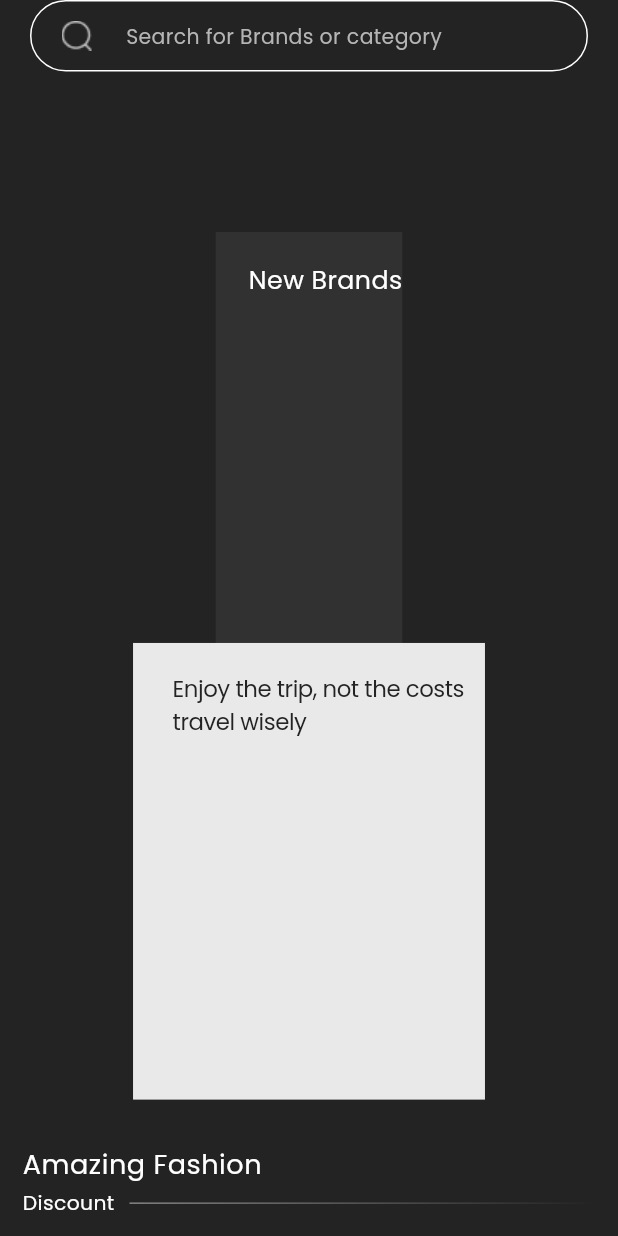
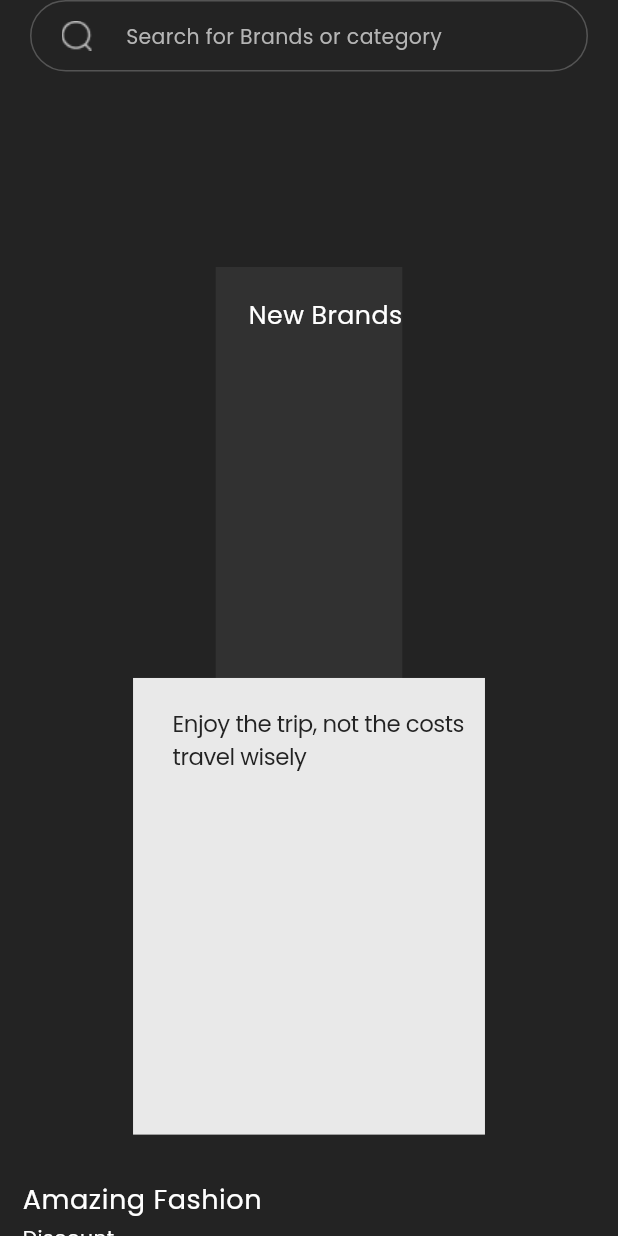
Before and after one commit to vinod7589/Zyro_gift, a Flutter app: the HomePage screen opened directly, scrolled down 576 dp, on a phone screen of 412 x 824 dp. Run offline on Flutter 3.47's test engine with Material 2 defaults, Android fonts, the phone set to English and light mode, and no system bars; our stand-ins replace cached_network_image, dio, flutter_riverpod, flutter_screenutil, flutter_spinkit, flutter_svg and 3 more; missing offline and left inert: encrypt, flutter_no_internet_widget; accounts and stored records are empty; network calls fail; project files that could hold a hidden picture were left out.

```diff
--- a/lib/src/infrastructure/repository/drawer_repo.dart
+++ b/lib/src/infrastructure/repository/drawer_repo.dart
@@ -12,7 +12,7 @@ class DrawerRepoService {
     try {
       final query = {
         'Page': 1,
-        'PageSize': 10,
+        'PageSize': 200,
       };
       final body = {
         'SearchValue': query,
--- /dev/null
+++ b/lib/src/model/homePage/GetDashBoardBannerModel.dart
@@ -0,0 +1,57 @@
+class GetDashBoardBannerModel {
+  List<BannerData>? data;
+  String? status;
+  String? description;
+
+  GetDashBoardBannerModel({this.data, this.status, this.description});
+
+  GetDashBoardBannerModel.fromJson(Map<String, dynamic> json) {
+    if (json['data'] != null) {
+      data = <BannerData>[];
+      json['data'].forEach((v) {
+        data!.add(new BannerData.fromJson(v));
+      });
+    }
+    status = json['status'];
+    description = json['description'];
+  }
+
+  Map<String, dynamic> toJson() {
+    final Map<String, dynamic> data = new Map<String, dynamic>();
+    if (this.data != null) {
+      data['data'] = this.data!.map((v) => v.toJson()).toList();
+    }
+    data['status'] = this.status;
+    data['description'] = this.description;
+    return data;
+  }
+}
+
+class BannerData {
+  int? id;
+  String? brandName;
+  String? image;
+  bool? isVisible;
+  String? addedOn;
+
+  BannerData(
+      {this.id, this.brandName, this.image, this.isVisible, this.addedOn});
+
+  BannerData.fromJson(Map<String, dynamic> json) {
+    id = json['id'];
+    brandName = json['brand_Name'];
+    image = json['image'];
+    isVisible = json['isVisible'];
+    addedOn = json['added_On'];
+  }
+
+  Map<String, dynamic> toJson() {
+    final Map<String, dynamic> data = new Map<String, dynamic>();
+    data['id'] = this.id;
+    data['brand_Name'] = this.brandName;
+    data['image'] = this.image;
+    data['isVisible'] = this.isVisible;
+    data['added_On'] = this.addedOn;
+    return data;
+  }
+}
--- a/lib/src/model/payment/payment_model.dart
+++ b/lib/src/model/payment/payment_model.dart
@@ -25,7 +25,7 @@ class PaymentModel {
 class PaymentData {
   String? paymentMethod;
   String? merchantId;
-  Null? orderId;
+  String? orderId;
   String? merchantTransactionId;
   String? transactionId;
   String? intentUrl;
--- a/lib/src/view/mobile_view/bottomNavigationBar_tabs/pofile_page.dart
+++ b/lib/src/view/mobile_view/bottomNavigationBar_tabs/pofile_page.dart
@@ -28,8 +28,8 @@ class _ProfilePageState extends State<ProfilePage> {
         child: Column(
           children: [
             Padding(
-              padding:
-                  const EdgeInsets.only(top: 5, bottom: 5, right: 20, left: 35),
+              padding: const EdgeInsets.only(
+                  top: 25, bottom: 5, right: 20, left: 35),
               child: Column(
                 children: [
                   Row(
--- a/lib/src/view/mobile_view/home_page/home_items_page/pofile/test_file.dart
+++ b/lib/src/view/mobile_view/home_page/home_items_page/pofile/test_file.dart
@@ -1,5 +1,5 @@
 import 'package:abc/src/constants/color.dart';
-import 'package:abc/src/view/mobile_view/payment_option_page.dart';
+import 'package:abc/src/view/mobile_view/home_page/payment/payment_option_page.dart';
 import 'package:flutter/cupertino.dart';
 import 'package:flutter/material.dart';
 import 'package:flutter_riverpod/flutter_riverpod.dart';
--- a/lib/src/view/mobile_view/home_page/home_page.dart
+++ b/lib/src/view/mobile_view/home_page/home_page.dart
@@ -1,4 +1,5 @@
 import 'package:abc/src/infrastructure/repository/homePage_repo/home_page_repo.dart';
+import 'package:abc/src/model/homePage/GetDashBoardBannerModel.dart';
 import 'package:abc/src/view/Utility/constants.dart';
 import 'package:cached_network_image/cached_network_image.dart';
 import 'package:flutter/foundation.dart';
@@ -36,6 +37,8 @@ class _HomePageState extends ConsumerState<HomePage> {
     // beauty();
     // entertainment();
     getAllVouchers();
+    bannerfetch();
+    print('bannerdat : ${bannerfetch()}');
     // allCategories();
     super.initState();
   }
@@ -78,7 +81,31 @@ class _HomePageState extends ConsumerState<HomePage> {
   //   isLoading = false;
   // }
 
+  // List bannerDataa = [];
   bool isLoading = true;
+  final CarouselController carouselController = CarouselController();
+  int currentIndex = 0;
+  List<BannerData> bannerList = [];
+  List<Map<String, String>> imageList = [];
+  Future<void> bannerfetch() async {
+    List<BannerData>? banners = await homeRepo.bannerService();
+    if (banners != null) {
+      setState(() {
+        bannerList = banners;
+        imageList =
+            bannerList.map((banner) => {'image': banner.image!}).toList();
+      });
+    }
+  }
+
+  // List<Map<String, String?>> imageList =
+  //     bannerList.map((banner) => {'image': banner.image}).toList();
+
+  // List<BannerList> bannerList = [];
+  // Future<void> bannerfetch() async {
+  //   bannerList = await homeRepo.bannerService() ?? [];
+  //   print('vinod$bannerList');
+  // }
 
   Future<void> getAllVouchers() async {
     setState(() {
@@ -168,7 +195,7 @@ class _HomePageState extends ConsumerState<HomePage> {
                       height: 47.h,
                       decoration: BoxDecoration(
                           borderRadius: BorderRadius.circular(30),
-                          border: Border.all(color: Colors.white)),
+                          border: Border.all(color: Color(0xFF545454))),
                       child: Padding(
                         padding: const EdgeInsets.symmetric(horizontal: 20),
                         child: Row(
@@ -228,7 +255,7 @@ class _HomePageState extends ConsumerState<HomePage> {
                               //     : Colors.transparent,
                               child: Padding(
                                 padding:
-                                    const EdgeInsets.only(left: 30, right: 10),
+                                    const EdgeInsets.only(left: 20, right: 10),
                                 child: Column(
                                   mainAxisAlignment: MainAxisAlignment.end,
                                   children: [
@@ -244,9 +271,7 @@ class _HomePageState extends ConsumerState<HomePage> {
                                       textAlign: TextAlign.center,
                                       filteredBrandPaginationProvider
                                           .categoriesList[index].categoryName
-                                          .toString()
-                                          .split(" ")
-                                          .first,
+                                          .toString(),
                                       style: TextStyle(
                                         color: const Color(0xFFFAFAFA),
                                         fontSize: 12.07.sp,
@@ -523,83 +548,83 @@ class _HomePageState extends ConsumerState<HomePage> {
                               }),
                         ),
                         20.verticalSpace,
+                        5.verticalSpace,
                         SizedBox(
-                          // margin: const EdgeInsets.symmetric(horizontal: 5),
-                          height: 150.h,
+                          height: 168.h,
                           child: Stack(
                             children: [
-                              InkWell(
-                                borderRadius: BorderRadius.circular(17),
-                                splashColor: Colors.transparent,
-                                highlightColor: Colors.transparent,
-                                onTap: () {
-                                  if (kDebugMode) {
-                                    print(homePage.currentIndex);
-                                  }
-                                },
+                              Padding(
+                                padding:
+                                    const EdgeInsets.symmetric(horizontal: 15),
                                 child: CarouselSlider(
-                                  items: homePage.imageList
-                                      .map(
-                                        (item) => Image.asset(
-                                          item['image_path'],
+                                  items: bannerList
+                                      .map((item) => CachedNetworkImage(
+                                                fadeInDuration:
+                                                    Duration(milliseconds: 100),
+                                                imageUrl: baseUrl +
+                                                    item.image.toString(),
                                                 fit: BoxFit.fill,
                                                 width: double.infinity,
-                                        ),
+                                              )
+
+                                          //     Image.network(
+                                          //   baseUrl + item.image.toString(),
+                                          //   fit: BoxFit.fill,
+                                          //   width: double.infinity,
+                                          // ),
                                           )
                                       .toList(),
-                                  carouselController:
-                                      homePage.carouselController,
+                                  carouselController: carouselController,
                                   options: CarouselOptions(
-                                    scrollPhysics:
-                                        const BouncingScrollPhysics(),
+                                    scrollPhysics: BouncingScrollPhysics(),
                                     autoPlay: true,
-                                    height: 120.h,
+                                    height: 140.h,
                                     aspectRatio: 2,
                                     viewportFraction: 1,
                                     onPageChanged: (index, reason) {
                                       setState(() {
-                                        homePage.currentIndex = index;
+                                        currentIndex = index;
                                       });
                                     },
                                   ),
                                 ),
                               ),
                               Positioned(
-                                top: 135.h,
+                                top: 160.h,
                                 bottom: 0,
                                 left: 0,
                                 right: 0,
                                 child: Row(
                                   mainAxisAlignment: MainAxisAlignment.center,
-                                  children: homePage.imageList
+                                  children: imageList
                                       .asMap()
                                       .entries
-                                      .map((entry) {
-                                    return InkWell(
-                                      borderRadius: BorderRadius.circular(17),
+                                      .map(
+                                        (entry) => InkWell(
+                                          borderRadius:
+                                              BorderRadius.circular(17),
                                           splashColor: Colors.transparent,
                                           highlightColor: Colors.transparent,
-                                      onTap: () => homePage.carouselController
+                                          onTap: () => carouselController
                                               .animateToPage(entry.key),
                                           child: Container(
-                                        width:
-                                            homePage.currentIndex == entry.key
+                                            width: currentIndex == entry.key
                                                 ? 17
                                                 : 5,
                                             height: 5.0,
                                             margin: const EdgeInsets.symmetric(
-                                          horizontal: 3.0,
-                                        ),
+                                                horizontal: 3.0),
                                             decoration: BoxDecoration(
                                               borderRadius:
                                                   BorderRadius.circular(10),
-                                            color: homePage.currentIndex ==
-                                                    entry.key
+                                              color: currentIndex == entry.key
                                                   ? Colors.white
-                                                : Colors.grey),
-                                      ),
-                                    );
-                                  }).toList(),
+                                                  : Colors.grey,
+                                            ),
+                                          ),
+                                        ),
+                                      )
+                                      .toList(),
                                 ),
                               ),
                             ],
--- a/lib/src/view/mobile_view/login_page/onboarding_page.dart
+++ b/lib/src/view/mobile_view/login_page/onboarding_page.dart
@@ -86,7 +86,7 @@ class _OnboardingPage extends State<OnboardingPage> {
                   Row(
                     children: [
                       Text(
-                        'save up to 10% on',
+                        'save up to 50% on',
                         style: TextStyle(
                           color: Color(0xFF5801B7),
                           fontSize: 14.61.sp,
```
Also changed, not shown: lib/src/infrastructure/repository/homePage_repo/home_page_repo.dart (+28 -0 lines), lib/src/view/custom_keyboard/custom_keyboard.dart (+16 -5 lines), lib/src/view/mobile_view/home_page/home_items_page/card_details_page.dart (+7 -4 lines), lib/src/view/mobile_view/home_page/payment/payment_option_page.dart (renamed from lib/src/view/mobile_view/payment_option_page.dart, +4 -4 lines), lib/src/view/mobile_view/home_page/payment/payment_timer_count.dart (+32 -4 lines), lib/src/view/mobile_view/home_page/widget/denomination_select_widget.dart (+20 -8 lines), lib/src/view/mobile_view/login_page/animationWidget/HomeScreen.dart (+26 -25 lines), lib/src/view/mobile_view/splash_screen_page.dart (+3 -6 lines), pubspec.yaml (+8 -0 lines), assets/images/lunhIcon.png (added), pubspec.lock, 28 other files. Lines whose indentation alone changed are shown as unchanged.
